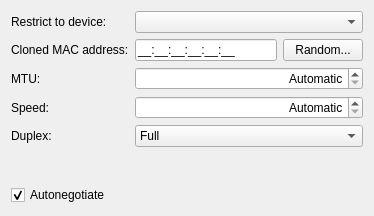
The window that lib/editor/ui/wiredconnectionwidget.ui (KDE/plasma-nm) describes before a commit, drawn with Qt 5.
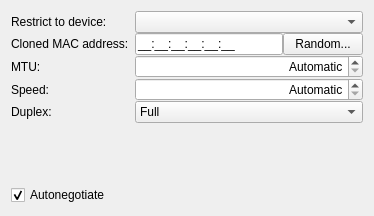
The same window after the commit. Custom widgets are drawn as their Qt base class.

Commit message:
Add verticalSpacing property to QFormLayouts
This makes them not crash on instantiation, otherwise hitting an ASSERT
deep in Qt. (Which should be fixed, nevertheless.)

Patch:
```diff
--- a/lib/editor/ui/wiredconnectionwidget.ui
+++ b/lib/editor/ui/wiredconnectionwidget.ui
@@ -14,6 +14,9 @@
    <property name="fieldGrowthPolicy">
     <enum>QFormLayout::ExpandingFieldsGrow</enum>
    </property>
+    <property name="verticalSpacing">
+    <number>0</number>
+    </property>
    <item row="0" column="0">
     <widget class="QLabel" name="label">
      <property name="text">
```
The commit also changes 12 other files.
